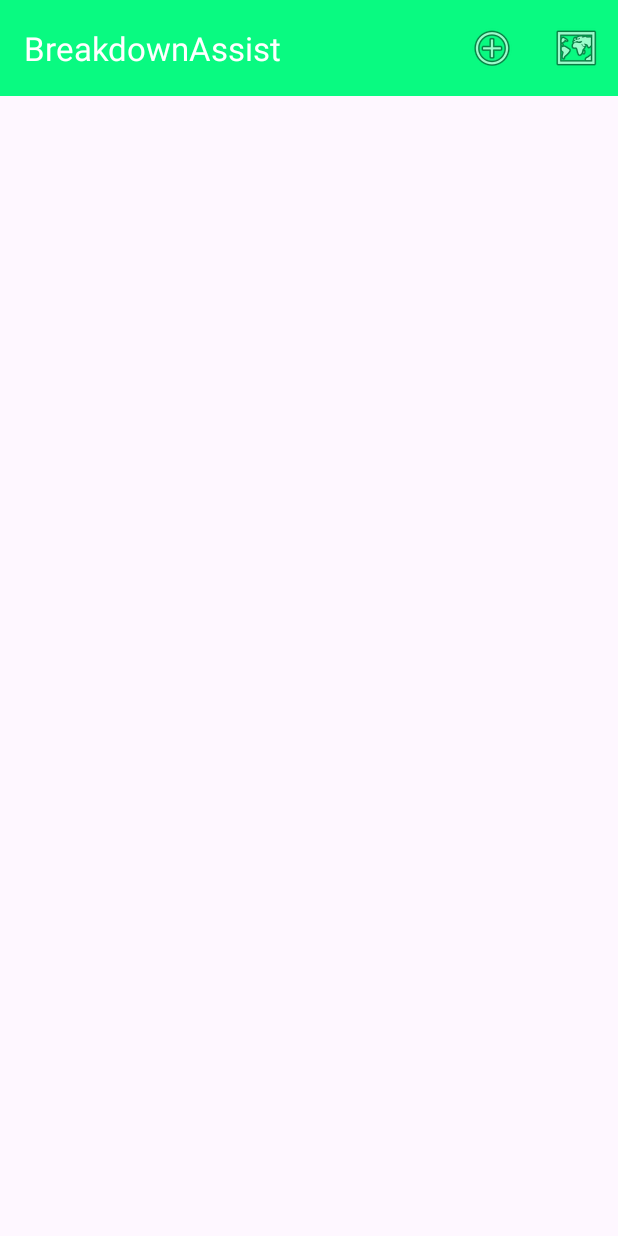
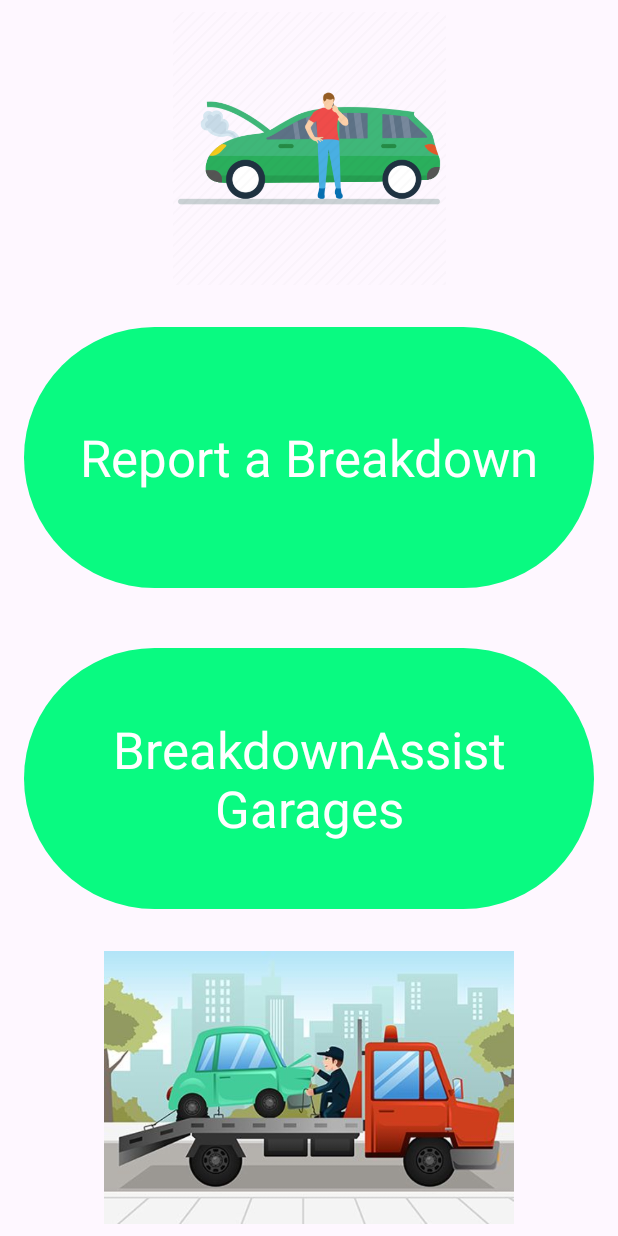
Before and after one commit to damiendriver/breakdownassist, an Android app: the screen it shows after launch (BreakdownListActivity before the commit, SplashPageActivity after it), on a phone screen of 412 x 824 dp. Run offline under Robolectric (Android 15) with nearby library versions, the phone set to English and light mode, and no system bars; our stand-ins replace Timber.

Commit message:
new homepage

```diff
--- a/app/src/main/AndroidManifest.xml
+++ b/app/src/main/AndroidManifest.xml
@@ -16,6 +16,15 @@
         android:supportsRtl="true"
         android:theme="@style/Theme.BreakdownAssist."
         tools:targetApi="31">
+        <activity
+            android:name=".activities.SplashPageActivity"
+            android:exported="true">
+            <intent-filter>
+                <action android:name="android.intent.action.MAIN" />
+
+                <category android:name="android.intent.category.LAUNCHER" />
+            </intent-filter>
+        </activity>
         <activity
             android:name=".activities.BreakdownMapsActivity"
             android:exported="false"
@@ -43,11 +52,6 @@
         <activity
             android:name=".activities.BreakdownListActivity"
             android:exported="true">
-            <intent-filter>
-                <action android:name="android.intent.action.MAIN" />
-
-                <category android:name="android.intent.category.LAUNCHER" />
-            </intent-filter>
 
             <meta-data
                 android:name="android.app.lib_name"
--- /dev/null
+++ b/app/src/main/java/ie/setu/breakdownassist/activities/SplashPageActivity.kt
@@ -0,0 +1,34 @@
+package ie.setu.breakdownassist.activities
+
+import android.app.Activity
+import android.content.Intent
+import androidx.appcompat.app.AppCompatActivity
+import android.os.Bundle
+import android.view.MenuItem
+import androidx.activity.result.contract.ActivityResultContracts
+import ie.setu.breakdownassist.R
+import ie.setu.breakdownassist.databinding.ActivitySplashPageBinding
+import timber.log.Timber.Forest.i
+
+class SplashPageActivity : AppCompatActivity() {
+
+    private lateinit var binding: ActivitySplashPageBinding
+    override fun onCreate(savedInstanceState: Bundle?) {
+        super.onCreate(savedInstanceState)
+        // setContentView(R.layout.activity_splash_page)
+        binding = ActivitySplashPageBinding.inflate(layoutInflater)
+        setContentView(binding.root)
+
+        binding.carOwner.setOnClickListener() {
+            i("Report Breakdown Button Pressed")
+            val intent = Intent(this, BreakdownActivity::class.java)
+            startActivity(intent)
+        }
+
+        binding.garageInfo.setOnClickListener() {
+            i("Breakdown Garages Button Pressed")
+            val intent = Intent(this, BreakdownListActivity::class.java)
+            startActivity(intent)
+        }
+    }
+}
--- /dev/null
+++ b/app/src/main/res/layout/activity_splash_page.xml
@@ -0,0 +1,69 @@
+<?xml version="1.0" encoding="utf-8"?>
+<androidx.constraintlayout.widget.ConstraintLayout xmlns:android="http://schemas.android.com/apk/res/android"
+    xmlns:app="http://schemas.android.com/apk/res-auto"
+    xmlns:tools="http://schemas.android.com/tools"
+    android:layout_width="match_parent"
+    android:layout_height="match_parent"
+    tools:context=".activities.SplashPageActivity">
+
+    <ImageView
+        android:id="@+id/imageView"
+        android:layout_width="0dp"
+        android:layout_height="0dp"
+        android:layout_marginStart="8dp"
+        android:layout_marginTop="8dp"
+        android:layout_marginEnd="8dp"
+        android:layout_marginBottom="8dp"
+        app:layout_constraintBottom_toTopOf="@+id/carOwner"
+        app:layout_constraintEnd_toEndOf="parent"
+        app:layout_constraintStart_toStartOf="parent"
+        app:layout_constraintTop_toTopOf="parent"
+        android:src="@drawable/breakdown_header"
+        app:srcCompat="@drawable/ic_launcher_background" />
+
+    <Button
+        android:id="@+id/carOwner"
+        android:layout_width="0dp"
+        android:layout_height="0dp"
+        android:layout_marginStart="16dp"
+        android:layout_marginTop="16dp"
+        android:layout_marginEnd="16dp"
+        android:layout_marginBottom="16dp"
+        android:text="@string/button_carOwner"
+        android:textAppearance="@style/TextAppearance.AppCompat.Display1"
+        app:layout_constraintBottom_toTopOf="@+id/garageInfo"
+        app:layout_constraintEnd_toEndOf="parent"
+        app:layout_constraintStart_toStartOf="parent"
+        app:layout_constraintTop_toBottomOf="@+id/imageView" />
+
+    <Button
+        android:id="@+id/garageInfo"
+        android:layout_width="0dp"
+        android:layout_height="0dp"
+        android:layout_marginStart="16dp"
+        android:layout_marginTop="16dp"
+        android:layout_marginEnd="16dp"
+        android:layout_marginBottom="16dp"
+        android:text="@string/button_garageInfo"
+        android:textAppearance="@style/TextAppearance.AppCompat.Display1"
+        app:layout_constraintBottom_toTopOf="@+id/imageView2"
+        app:layout_constraintEnd_toEndOf="parent"
+        app:layout_constraintStart_toStartOf="parent"
+        app:layout_constraintTop_toBottomOf="@+id/carOwner" />
+
+    <ImageView
+        android:id="@+id/imageView2"
+        android:layout_width="0dp"
+        android:layout_height="0dp"
+        android:layout_marginStart="8dp"
+        android:layout_marginTop="8dp"
+        android:layout_marginEnd="8dp"
+        android:layout_marginBottom="8dp"
+        app:layout_constraintBottom_toBottomOf="parent"
+        app:layout_constraintEnd_toEndOf="parent"
+        app:layout_constraintStart_toStartOf="parent"
+        app:layout_constraintTop_toBottomOf="@+id/garageInfo"
+        android:src="@drawable/breakdown_footer"
+        app:srcCompat="@drawable/ic_launcher_background" />
+
+</androidx.constraintlayout.widget.ConstraintLayout>
--- a/app/src/main/res/values/strings.xml
+++ b/app/src/main/res/values/strings.xml
@@ -15,4 +15,6 @@
     <string name="title_activity_map">MapActivity</string>
     <string name="menu_deleteBreakdown">Delete</string>
     <string name="title_activity_breakdown_maps">Map of All Breakdowns </string>
+    <string name="button_carOwner"> Report a Breakdown </string>
+    <string name="button_garageInfo"> BreakdownAssist Garages </string>
 </resources>
```
Also changed, not shown: app/src/main/res/drawable/breakdown_footer.jpg (added), app/src/main/res/drawable/breakdown_header.png (added).
